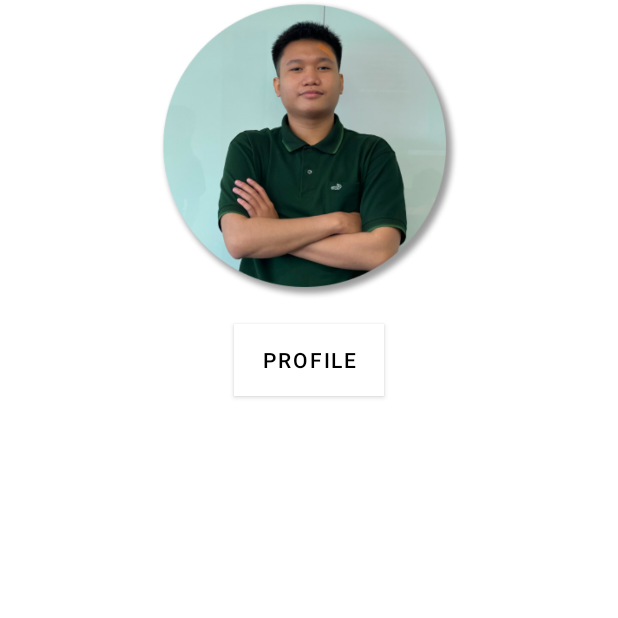
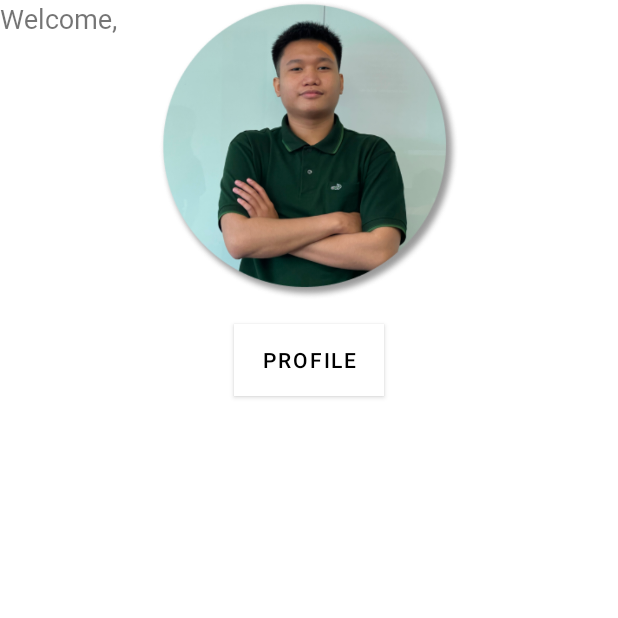
Before and after one commit to ZivFerdinand/AX_For_Asset_Android, an Android app: the LoginActivity screen opened directly, with no data from a screen before it, after a tap on "LOGIN", on a phone screen of 412 x 824 dp, the top half of it. Run offline under Robolectric (Android 15) with nearby library versions, the phone set to English and light mode, and no system bars.

Commit message:
Done Setting Up Username Passing to Home Screen

```diff
--- a/app/src/main/java/com/example/axforasset/Home.java
+++ b/app/src/main/java/com/example/axforasset/Home.java
@@ -12,6 +12,7 @@ import android.os.Bundle;
 import android.os.Handler;
 import android.view.View;
 import android.widget.Button;
+import android.widget.TextView;
 
 import java.util.ArrayList;
 import java.util.List;
@@ -21,11 +22,13 @@ public class Home extends AppCompatActivity {
     ViewPager2 viewPager2;
     Button profileButton;
     private Handler slideHandler = new Handler();
+    TextView username;
     @Override
     protected void onCreate(Bundle savedInstanceState) {
         super.onCreate(savedInstanceState);
         setContentView(R.layout.activity_home);
-
+        username = findViewById(R.id.name);
+        username.setText("Welcome, "+UserData.getInstance().getUsername());
         viewPager2 = findViewById(R.id.viewPager);
 
         List<SlideItem> sliderItem = new ArrayList<>();
--- a/app/src/main/java/com/example/axforasset/LoginActivity.java
+++ b/app/src/main/java/com/example/axforasset/LoginActivity.java
@@ -6,17 +6,22 @@ import android.content.Intent;
 import android.os.Bundle;
 import android.widget.Button;
 
+import com.google.android.material.textfield.TextInputEditText;
+
 public class LoginActivity extends AppCompatActivity {
 
     Button loginButton;
+    TextInputEditText usernameField;
     @Override
     protected void onCreate(Bundle savedInstanceState) {
         super.onCreate(savedInstanceState);
         setContentView(R.layout.activity_login);
 
+        usernameField = findViewById(R.id.username);
         loginButton = findViewById(R.id.login_button);
         loginButton.setOnClickListener(
                 v -> {
+                    UserData.getInstance().setUsername(usernameField.getText().toString());
                     // Intent untuk berpindah ke LoginActivity
                     Intent intent = new Intent(LoginActivity.this, Home.class);
                     startActivity(intent);
--- /dev/null
+++ b/app/src/main/java/com/example/axforasset/UserData.java
@@ -0,0 +1,23 @@
+package com.example.axforasset;
+
+public class UserData {
+    private static UserData instance;
+    private String username;
+
+    private UserData() { }
+
+    public static synchronized UserData getInstance() {
+        if (instance == null) {
+            instance = new UserData();
+        }
+        return instance;
+    }
+
+    public String getUsername() {
+        return username;
+    }
+
+    public void setUsername(String username) {
+        this.username = username;
+    }
+}
--- a/app/src/main/res/layout/activity_home.xml
+++ b/app/src/main/res/layout/activity_home.xml
@@ -5,6 +5,14 @@
     android:layout_width="match_parent"
     android:layout_height="match_parent"
     tools:context=".Home">
+
+    <TextView
+        android:id="@+id/name"
+        android:layout_width="match_parent"
+        android:layout_height="match_parent"
+        android:text="namee"
+        android:fontFamily="@font/sf_pro"
+        android:textSize="18sp"></TextView>
 
     <androidx.viewpager2.widget.ViewPager2
         android:id="@+id/viewPager"
```
